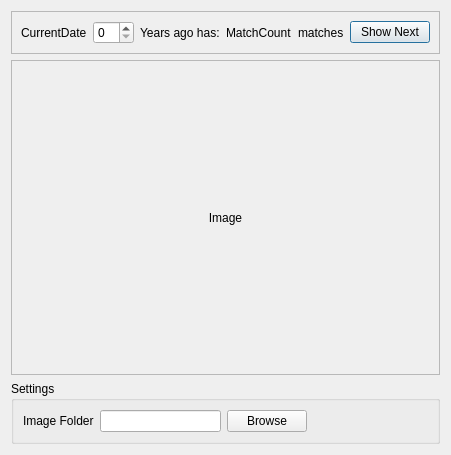
bzs42/YearsAgo, file Src/View.ui: the form before one commit.
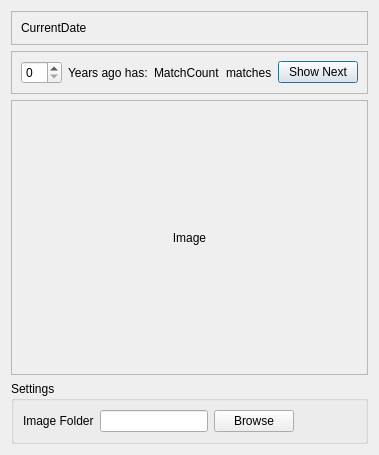
The form after the commit.

Commit message: change: layout for android

```diff
--- a/Src/View.ui
+++ b/Src/View.ui
@@ -6,7 +6,7 @@
    <rect>
     <x>0</x>
     <y>0</y>
-    <width>447</width>
+    <width>359</width>
     <height>455</height>
    </rect>
   </property>
@@ -30,6 +30,18 @@
         </property>
        </widget>
       </item>
+     </layout>
+    </widget>
+   </item>
+   <item>
+    <widget class="QFrame" name="frame">
+     <property name="frameShape">
+      <enum>QFrame::StyledPanel</enum>
+     </property>
+     <property name="frameShadow">
+      <enum>QFrame::Raised</enum>
+     </property>
+     <layout class="QHBoxLayout" name="horizontalLayout_4">
       <item>
        <widget class="QSpinBox" name="spinBox">
         <property name="buttonSymbols">
```
The commit also changes 2 other files.
